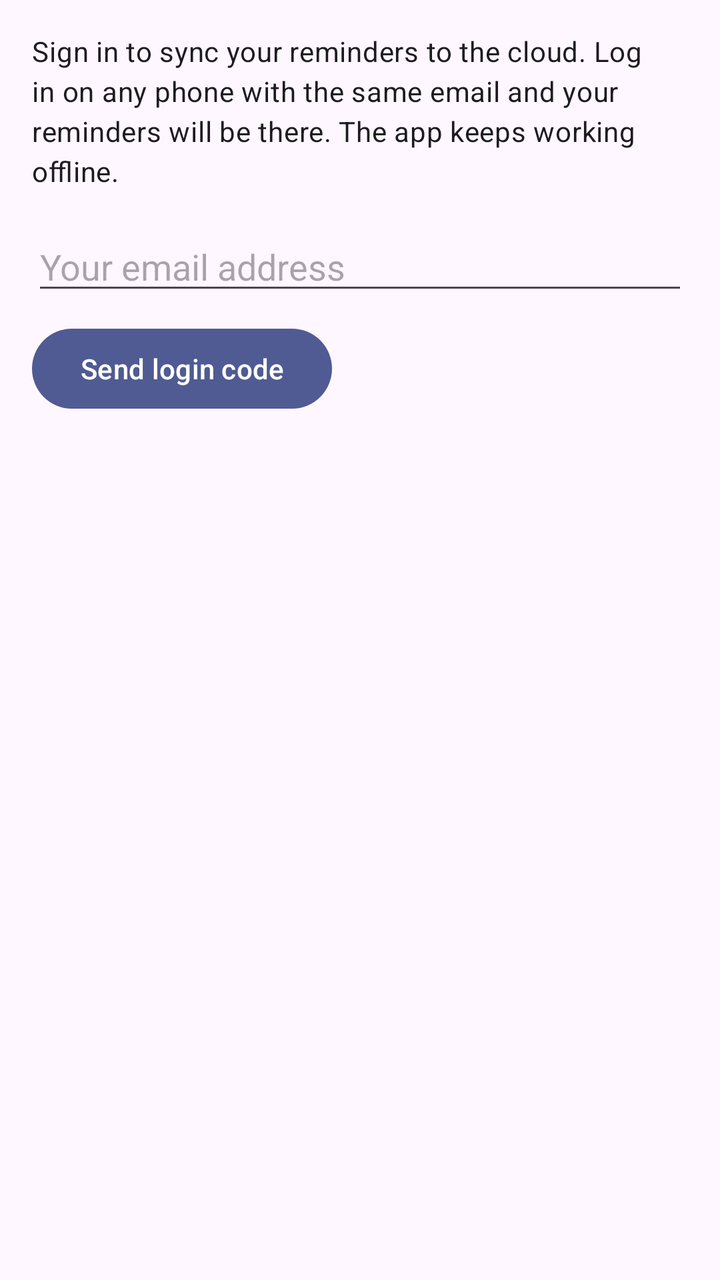
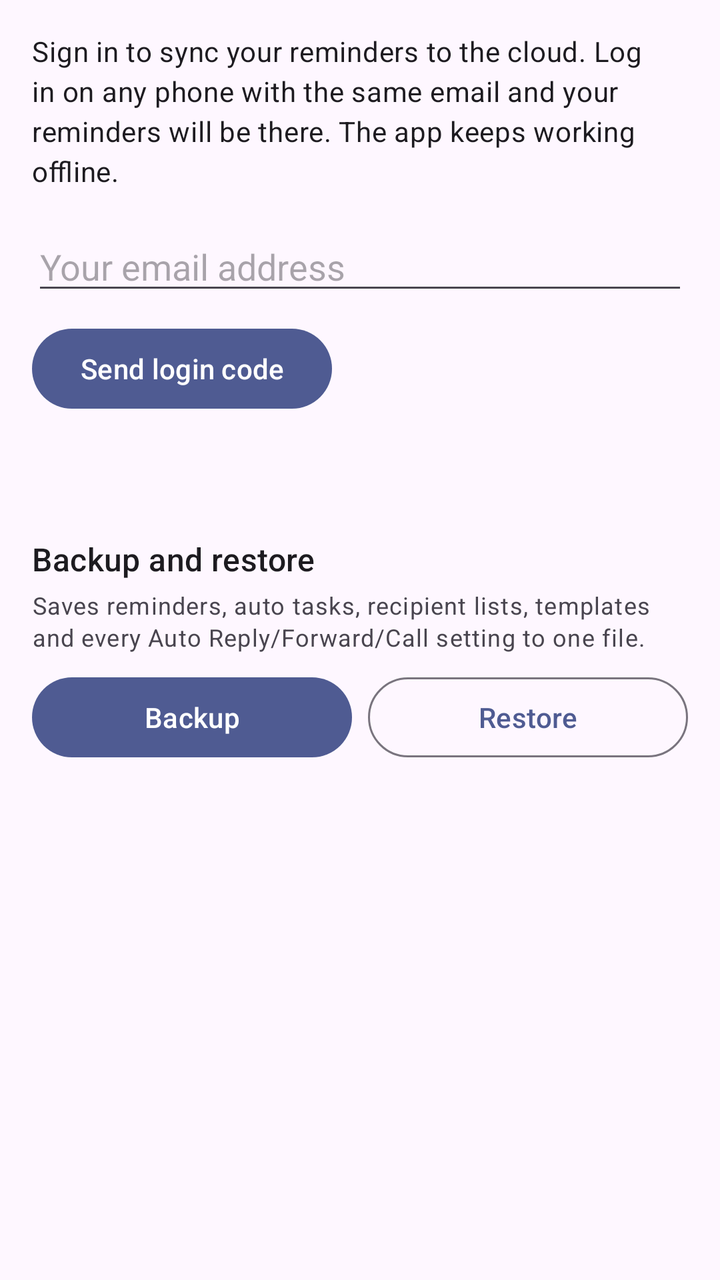

The first picture is an Android layout as it rendered before a commit; the second is the same layout after the commit. The layout source and the unified diff follow.
<!-- AndroidManifest.xml: application theme Theme.Reminders -->
<!-- res/layout/activity_account.xml -->
<?xml version="1.0" encoding="utf-8"?>
<ScrollView xmlns:android="http://schemas.android.com/apk/res/android"
    android:layout_width="match_parent"
    android:layout_height="match_parent"
    android:fillViewport="true">

    <LinearLayout
        android:layout_width="match_parent"
        android:layout_height="wrap_content"
        android:orientation="vertical"
        android:padding="16dp">

        <LinearLayout
            android:id="@+id/group_signed_out"
            android:layout_width="match_parent"
            android:layout_height="wrap_content"
            android:orientation="vertical">

            <TextView
                android:layout_width="match_parent"
                android:layout_height="wrap_content"
                android:text="@string/account_intro"
                android:textAppearance="?attr/textAppearanceBodyMedium" />

            <EditText
                android:id="@+id/input_email"
                android:layout_width="match_parent"
                android:layout_height="wrap_content"
                android:layout_marginTop="16dp"
                android:hint="@string/account_email_hint"
                android:inputType="textEmailAddress"
                android:maxLines="1" />

            <Button
                android:id="@+id/button_send_code"
                android:layout_width="wrap_content"
                android:layout_height="wrap_content"
                android:layout_marginTop="8dp"
                android:text="@string/account_send_code" />

            <LinearLayout
                android:id="@+id/row_code"
                android:layout_width="match_parent"
                android:layout_height="wrap_content"
                android:layout_marginTop="16dp"
                android:orientation="vertical"
                android:visibility="gone">

                <EditText
                    android:id="@+id/input_code"
                    android:layout_width="match_parent"
                    android:layout_height="wrap_content"
                    android:hint="@string/account_code_hint"
                    android:inputType="number"
                    android:maxLines="1" />

                <Button
                    android:id="@+id/button_verify"
                    android:layout_width="wrap_content"
                    android:layout_height="wrap_content"
                    android:layout_marginTop="8dp"
                    android:text="@string/account_verify" />
            </LinearLayout>

            <TextView
                android:id="@+id/text_status"
                android:layout_width="match_parent"
                android:layout_height="wrap_content"
                android:layout_marginTop="12dp"
                android:textAppearance="?attr/textAppearanceBodySmall"
                android:textColor="?android:attr/textColorSecondary" />
        </LinearLayout>

        <LinearLayout
            android:id="@+id/group_signed_in"
            android:layout_width="match_parent"
            android:layout_height="wrap_content"
            android:orientation="vertical"
            android:visibility="gone">

            <TextView
                android:id="@+id/text_account_email"
                android:layout_width="match_parent"
                android:layout_height="wrap_content"
                android:textAppearance="?attr/textAppearanceTitleMedium" />

            <TextView
                android:id="@+id/text_last_sync"
                android:layout_width="match_parent"
                android:layout_height="wrap_content"
                android:layout_marginTop="4dp"
                android:textAppearance="?attr/textAppearanceBodySmall"
                android:textColor="?android:attr/textColorSecondary" />

            <Button
                android:id="@+id/button_sync_now"
                android:layout_width="wrap_content"
                android:layout_height="wrap_content"
                android:layout_marginTop="16dp"
                android:text="@string/account_sync_now" />

            <Button
                android:id="@+id/button_sign_out"
                style="@style/Widget.Material3.Button.TextButton"
                android:layout_width="wrap_content"
                android:layout_height="wrap_content"
                android:textColor="?attr/colorError"
                android:text="@string/account_sign_out" />
        </LinearLayout>

        <TextView
            android:id="@+id/text_app_version"
            android:layout_width="match_parent"
            android:layout_height="wrap_content"
            android:layout_marginTop="32dp"
            android:gravity="center"
            android:textAppearance="?attr/textAppearanceBodySmall"
            android:textColor="?android:attr/textColorSecondary" />
    </LinearLayout>
</ScrollView>
<!-- resources referenced by this layout -->
<resources>
  <string name="account_code_hint">6-digit code from the email</string>
  <string name="account_email_hint">Your email address</string>
  <string name="account_intro">Sign in to sync your reminders to the cloud. Log in on any phone with the same email and your reminders will be there. The app keeps working offline.</string>
  <string name="account_send_code">Send login code</string>
  <string name="account_sign_out">Sign out</string>
  <string name="account_sync_now">Sync now</string>
  <string name="account_verify">Verify &amp; sign in</string>
  <style name="Theme.Reminders" parent="Theme.Material3.DayNight">
          <item name="colorPrimary">@color/primary</item>
      </style>
  <color name="primary">#4F5B92</color>
</resources>

<!-- the commit's change to res/layout/activity_account.xml (unified diff, before → after) -->
@@ -109,6 +109,46 @@
         </LinearLayout>
 
         <TextView
+            android:id="@+id/label_full_backup"
+            android:layout_width="match_parent"
+            android:layout_height="wrap_content"
+            android:layout_marginTop="32dp"
+            android:text="@string/account_full_backup_title"
+            android:textAppearance="?attr/textAppearanceTitleMedium" />
+
+        <TextView
+            android:layout_width="match_parent"
+            android:layout_height="wrap_content"
+            android:layout_marginTop="4dp"
+            android:text="@string/account_full_backup_subtitle"
+            android:textAppearance="?attr/textAppearanceBodySmall"
+            android:textColor="?android:attr/textColorSecondary" />
+
+        <LinearLayout
+            android:layout_width="match_parent"
+            android:layout_height="wrap_content"
+            android:layout_marginTop="8dp"
+            android:orientation="horizontal">
+
+            <Button
+                android:id="@+id/button_full_backup"
+                android:layout_width="0dp"
+                android:layout_height="wrap_content"
+                android:layout_weight="1"
+                android:layout_marginEnd="4dp"
+                android:text="@string/account_full_backup_export" />
+
+            <Button
+                android:id="@+id/button_full_restore"
+                android:layout_width="0dp"
+                android:layout_height="wrap_content"
+                android:layout_weight="1"
+                android:layout_marginStart="4dp"
+                style="@style/Widget.Material3.Button.OutlinedButton"
+                android:text="@string/account_full_backup_import" />
+        </LinearLayout>
+
+        <TextView
             android:id="@+id/text_app_version"
             android:layout_width="match_parent"
             android:layout_height="wrap_content"
<!-- resource entries referenced after the edit -->
@@ -2,6 +2,10 @@
 <resources>
   <string name="account_code_hint">6-digit code from the email</string>
   <string name="account_email_hint">Your email address</string>
+  <string name="account_full_backup_export">Backup</string>
+  <string name="account_full_backup_import">Restore</string>
+  <string name="account_full_backup_subtitle">Saves reminders, auto tasks, recipient lists, templates and every Auto Reply/Forward/Call setting to one file.</string>
+  <string name="account_full_backup_title">Backup and restore</string>
   <string name="account_intro">Sign in to sync your reminders to the cloud. Log in on any phone with the same email and your reminders will be there. The app keeps working offline.</string>
   <string name="account_send_code">Send login code</string>
   <string name="account_sign_out">Sign out</string>
